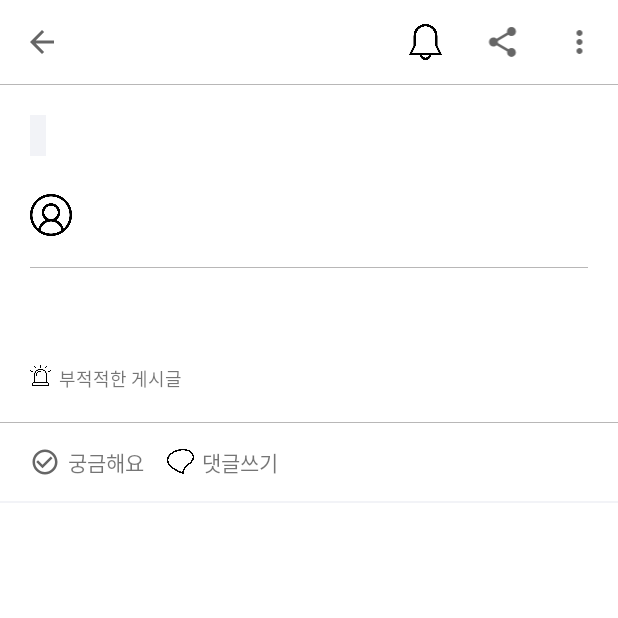
After one commit to Lee-Jun-Young/DaangnMarket, an Android app: the DetailLifeActivity screen opened directly, with no data from a screen before it, on a phone screen of 412 x 824 dp, the top half of it. The commit adds this screen. Run offline under Robolectric (Android 15) with nearby library versions, the phone set to English and light mode, and no system bars; our stand-ins replace data binding; 1 statement that could not run was skipped.

Commit message:
불필요한 import 정리 및 LifeDetailActivity 작성

```diff
--- a/app/src/main/java/com/smparkworld/daangnmarket/data/RetrofitClient.kt
+++ b/app/src/main/java/com/smparkworld/daangnmarket/data/RetrofitClient.kt
@@ -8,16 +8,18 @@ import retrofit2.converter.gson.GsonConverterFactory
 object RetrofitClient {
 
     private const val BASE_URL = "http://leejy.dothome.co.kr/leejy/"
+    private var instance : Retrofit? = null
     private val gson: Gson = GsonBuilder().setLenient().create()
 
-    fun getInstance(): ApiInterface {
-        val retrofit : ApiInterface? = Retrofit.Builder()
-            .baseUrl(BASE_URL)
-            .addConverterFactory(GsonConverterFactory.create(gson))
-            .build()
-            .create(ApiInterface::class.java)
+    fun getInstance(): Retrofit {
+        if(instance == null){
+            instance = Retrofit.Builder()
+                .baseUrl(BASE_URL)
+                .addConverterFactory(GsonConverterFactory.create(gson))
+                .build()
+        }
 
-        return retrofit!!
+        return instance!!
 
     }
 }
--- a/app/src/main/java/com/smparkworld/daangnmarket/model/LifeList.kt
+++ b/app/src/main/java/com/smparkworld/daangnmarket/model/LifeList.kt
@@ -1,9 +1,7 @@
 package com.smparkworld.daangnmarket.model
 
 import com.google.gson.annotations.SerializedName
-import java.time.format.DateTimeFormatter
-import java.util.*
-import kotlin.collections.ArrayList
+import java.io.Serializable
 
 data class LifeList(
     @SerializedName("no")
@@ -36,4 +34,4 @@ data class LifeList(
     // 작성날짜
     @SerializedName("write_time")
     var write_time: String
-)
+) : Serializable
--- a/app/src/main/java/com/smparkworld/daangnmarket/ui/main/addLife/AddLifeActivity.kt
+++ b/app/src/main/java/com/smparkworld/daangnmarket/ui/main/addLife/AddLifeActivity.kt
@@ -1,7 +1,6 @@
 package com.smparkworld.daangnmarket.ui.main.addLife
 
 import android.annotation.SuppressLint
-import android.app.Activity
 import android.content.Intent
 import android.os.Bundle
 import android.text.Editable
@@ -16,7 +15,6 @@ import androidx.activity.result.contract.ActivityResultContracts
 import androidx.appcompat.app.AlertDialog
 import androidx.appcompat.app.AppCompatActivity
 import androidx.core.view.isVisible
-import androidx.core.widget.addTextChangedListener
 import androidx.databinding.DataBindingUtil
 import androidx.recyclerview.widget.LinearLayoutManager
 import com.github.windsekirun.naraeimagepicker.Constants
@@ -24,12 +22,9 @@ import com.github.windsekirun.naraeimagepicker.NaraeImagePicker
 import com.github.windsekirun.naraeimagepicker.impl.OnPickResultListener
 import com.github.windsekirun.naraeimagepicker.item.PickerSettingItem
 import com.github.windsekirun.naraeimagepicker.item.enumeration.ViewMode
-import com.google.android.material.snackbar.Snackbar
 import com.smparkworld.daangnmarket.DaangnApp
 import com.smparkworld.daangnmarket.R
 import com.smparkworld.daangnmarket.databinding.ActivityAddLifeBinding
-import com.smparkworld.daangnmarket.ui.main.life.LifeFragment
-
 
 class AddLifeActivity : AppCompatActivity(), View.OnClickListener {
     private lateinit var addLifeBinding: ActivityAddLifeBinding
--- a/app/src/main/java/com/smparkworld/daangnmarket/ui/main/addLife/CategoryOptionAdapter.kt
+++ b/app/src/main/java/com/smparkworld/daangnmarket/ui/main/addLife/CategoryOptionAdapter.kt
@@ -8,7 +8,6 @@ import android.view.LayoutInflater
 import android.view.ViewGroup
 import androidx.recyclerview.widget.RecyclerView
 import com.smparkworld.daangnmarket.databinding.CategoryoptionItemBinding
-import com.smparkworld.daangnmarket.model.CategoryList
 
 class CategoryOptionAdapter(
     private var context: Context,
--- a/app/src/main/java/com/smparkworld/daangnmarket/ui/main/addLife/CategoryOptionViewModel.kt
+++ b/app/src/main/java/com/smparkworld/daangnmarket/ui/main/addLife/CategoryOptionViewModel.kt
@@ -2,8 +2,6 @@ package com.smparkworld.daangnmarket.ui.main.addLife
 
 import android.app.Application
 import androidx.lifecycle.AndroidViewModel
-import androidx.lifecycle.ViewModel
-import java.lang.Appendable
 
 class CategoryOptionViewModel(application: Application) : AndroidViewModel(application) {
 
--- a/app/src/main/java/com/smparkworld/daangnmarket/ui/main/addLife/SelectImageAdapter.kt
+++ b/app/src/main/java/com/smparkworld/daangnmarket/ui/main/addLife/SelectImageAdapter.kt
@@ -1,10 +1,5 @@
 package com.smparkworld.daangnmarket.ui.main.addLife
 
-import android.app.Activity
-import android.app.Application
-import android.content.Context
-import android.content.Intent
-import android.util.Log
 import android.view.LayoutInflater
 import android.view.ViewGroup
 import android.widget.ImageView
@@ -12,7 +7,6 @@ import androidx.recyclerview.widget.RecyclerView
 import com.bumptech.glide.Glide
 import com.smparkworld.daangnmarket.R
 import com.smparkworld.daangnmarket.databinding.SelectImageItemBinding
-import kotlin.coroutines.coroutineContext
 
 class SelectImageAdapter(private val imageUrlList: ArrayList<String>) :
     RecyclerView.Adapter<SelectImageAdapter.ViewHolder>() {
--- a/app/src/main/java/com/smparkworld/daangnmarket/ui/main/categoryList/CategoryAdapter.kt
+++ b/app/src/main/java/com/smparkworld/daangnmarket/ui/main/categoryList/CategoryAdapter.kt
@@ -1,11 +1,8 @@
 package com.smparkworld.daangnmarket.ui.main.categoryList
 
 import android.content.Context
-import android.util.Log
 import android.view.LayoutInflater
 import android.view.ViewGroup
-import android.widget.ImageView
-import androidx.annotation.NonNull
 import androidx.recyclerview.widget.RecyclerView
 import com.google.android.material.snackbar.Snackbar
 import com.smparkworld.daangnmarket.DaangnApp
--- a/app/src/main/java/com/smparkworld/daangnmarket/ui/main/categoryList/CategoryBindingAdapter.kt
+++ b/app/src/main/java/com/smparkworld/daangnmarket/ui/main/categoryList/CategoryBindingAdapter.kt
@@ -1,16 +1,10 @@
 package com.smparkworld.daangnmarket.ui.main.categoryList
 
 import android.widget.ImageView
-import androidx.core.view.isGone
-import androidx.core.view.isVisible
 import androidx.databinding.BindingAdapter
-import androidx.recyclerview.widget.GridLayoutManager
-import androidx.recyclerview.widget.LinearLayoutManager
-import androidx.recyclerview.widget.RecyclerView
 import com.bumptech.glide.Glide
 import com.smparkworld.daangnmarket.DaangnApp
 import com.smparkworld.daangnmarket.model.CategoryList
-import com.smparkworld.daangnmarket.ui.main.addLife.CategoryOptionAdapter
 
 object CategoryBindingAdapter {
 
--- a/app/src/main/java/com/smparkworld/daangnmarket/ui/main/categoryList/CategoryListActivity.kt
+++ b/app/src/main/java/com/smparkworld/daangnmarket/ui/main/categoryList/CategoryListActivity.kt
@@ -2,14 +2,11 @@ package com.smparkworld.daangnmarket.ui.main.categoryList
 
 import android.os.Bundle
 import android.view.View
-import androidx.activity.viewModels
 import androidx.appcompat.app.AppCompatActivity
 import androidx.databinding.DataBindingUtil
-import androidx.lifecycle.ViewModelProvider
 import androidx.recyclerview.widget.GridLayoutManager
 import com.smparkworld.daangnmarket.R
 import com.smparkworld.daangnmarket.databinding.ActivityCategoryListBinding
-import com.smparkworld.daangnmarket.di.ViewModelFactory_Factory
 import com.smparkworld.daangnmarket.model.CategoryList
 
 
--- /dev/null
+++ b/app/src/main/java/com/smparkworld/daangnmarket/ui/main/life/DetailLifeActivity.kt
@@ -0,0 +1,24 @@
+package com.smparkworld.daangnmarket.ui.main.life
+
+import androidx.appcompat.app.AppCompatActivity
+import android.os.Bundle
+import android.util.Log
+import androidx.databinding.DataBindingUtil
+import com.smparkworld.daangnmarket.R
+import com.smparkworld.daangnmarket.databinding.ActivityAddLifeBinding
+import com.smparkworld.daangnmarket.databinding.ActivityDetailLifeBinding
+import com.smparkworld.daangnmarket.model.LifeList
+
+class DetailLifeActivity : AppCompatActivity() {
+    private lateinit var detailLifeBinding: ActivityDetailLifeBinding
+    override fun onCreate(savedInstanceState: Bundle?) {
+        super.onCreate(savedInstanceState)
+
+        val data = intent.getSerializableExtra("detailData") as LifeList
+
+        detailLifeBinding = DataBindingUtil.setContentView(this, R.layout.activity_detail_life)
+        detailLifeBinding.detatilData = data
+        detailLifeBinding.detailLife = this@DetailLifeActivity
+
+    }
+}
--- a/app/src/main/java/com/smparkworld/daangnmarket/ui/main/life/LifeAdapter.kt
+++ b/app/src/main/java/com/smparkworld/daangnmarket/ui/main/life/LifeAdapter.kt
@@ -1,13 +1,19 @@
 package com.smparkworld.daangnmarket.ui.main.life
 
+import android.app.Activity
 import android.content.Context
+import android.content.Intent
+import android.util.Log
 import android.view.LayoutInflater
 import android.view.ViewGroup
 import androidx.recyclerview.widget.RecyclerView
 import com.smparkworld.daangnmarket.databinding.FragmentLifeItemBinding
+import com.smparkworld.daangnmarket.model.CategoryList
 import com.smparkworld.daangnmarket.model.LifeList
+import com.smparkworld.daangnmarket.ui.main.addLife.AddLifeActivity
+import kotlin.reflect.typeOf
 
-class LifeAdapter(val context: Context, data: ArrayList<LifeList>) :
+class LifeAdapter(val context: Context, data: List<LifeList>) :
     RecyclerView.Adapter<LifeAdapter.ViewHolder>() {
 
     var items = data
@@ -22,6 +28,12 @@ class LifeAdapter(val context: Context, data: ArrayList<LifeList>) :
     override fun onBindViewHolder(holder: ViewHolder, position: Int) {
         holder.bind(items[position])
 
+        holder.itemView.setOnClickListener {
+            val intent = Intent(context, DetailLifeActivity::class.java).apply {
+                putExtra("detailData", items[position])
+            }
+            context.startActivity(intent)
+        }
     }
 
     override fun getItemCount(): Int {
@@ -30,10 +42,9 @@ class LifeAdapter(val context: Context, data: ArrayList<LifeList>) :
 
     class ViewHolder(private val binding: FragmentLifeItemBinding) :
         RecyclerView.ViewHolder(binding.root) {
-        fun bind(data : LifeList) {
+        fun bind(data: LifeList) {
             binding.data = data
         }
     }
 
-
 }
--- a/app/src/main/java/com/smparkworld/daangnmarket/ui/main/life/LifeFragment.kt
+++ b/app/src/main/java/com/smparkworld/daangnmarket/ui/main/life/LifeFragment.kt
@@ -5,22 +5,19 @@ import android.os.Build
 import android.os.Bundle
 import android.util.Log
 import android.view.*
-import android.widget.AdapterView
 import android.widget.ArrayAdapter
 import androidx.annotation.RequiresApi
-import androidx.core.content.res.ResourcesCompat.getColor
 import androidx.databinding.DataBindingUtil
 import androidx.fragment.app.Fragment
-import androidx.recyclerview.widget.GridLayoutManager
 import androidx.recyclerview.widget.LinearLayoutManager
 import com.google.android.material.chip.Chip
 import com.smparkworld.daangnmarket.DaangnApp
 import com.smparkworld.daangnmarket.R
+import com.smparkworld.daangnmarket.data.ApiInterface
 import com.smparkworld.daangnmarket.data.RetrofitClient
 import com.smparkworld.daangnmarket.databinding.FragmentLifeBinding
 import com.smparkworld.daangnmarket.model.LifeList
 import com.smparkworld.daangnmarket.ui.main.addLife.AddLifeActivity
-import com.smparkworld.daangnmarket.ui.main.categoryList.CategoryAdapter
 import com.smparkworld.daangnmarket.ui.main.categoryList.CategoryListActivity
 import retrofit2.Call
 import retrofit2.Callback
@@ -91,7 +88,7 @@ class LifeFragment : Fragment(), View.OnClickListener {
 
     private fun loadData() {
 
-        RetrofitClient.getInstance().getLifeData().enqueue(object : Callback<List<LifeList>> {
+        RetrofitClient.getInstance().create(ApiInterface::class.java).getLifeData().enqueue(object : Callback<List<LifeList>> {
             override fun onResponse(
                 call: Call<List<LifeList>>,
                 response: Response<List<LifeList>>
@@ -99,7 +96,8 @@ class LifeFragment : Fragment(), View.OnClickListener {
                 if (response.isSuccessful) {
                     val body = response.body()
                     body?.let {
-                        val adapter = context?.let { it1 -> LifeAdapter(it1, body as ArrayList<LifeList>) }
+                        var data = body
+                        val adapter = context?.let { it1 -> LifeAdapter(it1, data) }
                         lifeBinding.lifeRecyclerview.layoutManager = LinearLayoutManager(context)
                         lifeBinding.lifeRecyclerview.adapter = adapter
                         lifeBinding.lifeRecyclerview.setHasFixedSize(true)
--- /dev/null
+++ b/app/src/main/res/drawable/ic_baseline_more_vert_24.xml
@@ -0,0 +1,10 @@
+<vector xmlns:android="http://schemas.android.com/apk/res/android"
+    android:width="24dp"
+    android:height="24dp"
+    android:viewportWidth="24"
+    android:viewportHeight="24"
+    android:tint="?attr/colorControlNormal">
+  <path
+      android:fillColor="@android:color/white"
+      android:pathData="M12,8c1.1,0 2,-0.9 2,-2s-0.9,-2 -2,-2 -2,0.9 -2,2 0.9,2 2,2zM12,10c-1.1,0 -2,0.9 -2,2s0.9,2 2,2 2,-0.9 2,-2 -0.9,-2 -2,-2zM12,16c-1.1,0 -2,0.9 -2,2s0.9,2 2,2 2,-0.9 2,-2 -0.9,-2 -2,-2z"/>
+</vector>
--- /dev/null
+++ b/app/src/main/res/drawable/ic_baseline_share_24.xml
@@ -0,0 +1,10 @@
+<vector xmlns:android="http://schemas.android.com/apk/res/android"
+    android:width="24dp"
+    android:height="24dp"
+    android:viewportWidth="24"
+    android:viewportHeight="24"
+    android:tint="?attr/colorControlNormal">
+  <path
+      android:fillColor="@android:color/white"
+      android:pathData="M18,16.08c-0.76,0 -1.44,0.3 -1.96,0.77L8.91,12.7c0.05,-0.23 0.09,-0.46 0.09,-0.7s-0.04,-0.47 -0.09,-0.7l7.05,-4.11c0.54,0.5 1.25,0.81 2.04,0.81 1.66,0 3,-1.34 3,-3s-1.34,-3 -3,-3 -3,1.34 -3,3c0,0.24 0.04,0.47 0.09,0.7L8.04,9.81C7.5,9.31 6.79,9 6,9c-1.66,0 -3,1.34 -3,3s1.34,3 3,3c0.79,0 1.5,-0.31 2.04,-0.81l7.12,4.16c-0.05,0.21 -0.08,0.43 -0.08,0.65 0,1.61 1.31,2.92 2.92,2.92 1.61,0 2.92,-1.31 2.92,-2.92s-1.31,-2.92 -2.92,-2.92z"/>
+</vector>
--- /dev/null
+++ b/app/src/main/res/layout/activity_detail_life.xml
@@ -0,0 +1,231 @@
+<?xml version="1.0" encoding="utf-8"?>
+<layout xmlns:android="http://schemas.android.com/apk/res/android"
+    xmlns:tools="http://schemas.android.com/tools">
+
+    <data>
+
+        <variable
+            name="detailLife"
+            type="com.smparkworld.daangnmarket.ui.main.life.DetailLifeActivity" />
+
+        <variable
+            name="detatilData"
+            type="com.smparkworld.daangnmarket.model.LifeList" />
+    </data>
+
+    <LinearLayout
+        android:layout_width="match_parent"
+        android:layout_height="match_parent"
+        android:orientation="vertical"
+        tools:context=".ui.main.life.DetailLifeActivity">
+
+        <androidx.appcompat.widget.Toolbar
+            android:id="@+id/life_toolbar"
+            android:layout_width="match_parent"
+            android:layout_height="?attr/actionBarSize"
+            android:elevation="4dp">
+
+            <LinearLayout
+                android:layout_width="match_parent"
+                android:layout_height="wrap_content"
+                android:orientation="horizontal">
+
+                <ImageView
+                    android:id="@+id/iv_back"
+                    android:layout_width="@dimen/activityAddLife_titleImageSize"
+                    android:layout_height="@dimen/activityAddLife_titleImageSize"
+                    android:layout_gravity="center"
+                    android:src="@drawable/ic_baseline_arrow_back_24" />
+
+                <TextView
+                    android:layout_width="0dp"
+                    android:layout_height="wrap_content"
+                    android:layout_weight="4" />
+
+                <ImageView
+                    android:id="@+id/iv_life_search"
+                    android:layout_width="24dp"
+                    android:layout_height="24dp"
+                    android:layout_gravity="center"
+                    android:layout_weight="0.5"
+                    android:src="@drawable/ic_life_notification" />
+
+                <ImageView
+                    android:id="@+id/iv_life_list"
+                    android:layout_width="24dp"
+                    android:layout_height="24dp"
+                    android:layout_gravity="center"
+                    android:layout_weight="0.5"
+                    android:src="@drawable/ic_baseline_share_24" />
+
+                <ImageView
+                    android:id="@+id/iv_life_notification"
+                    android:layout_width="24dp"
+                    android:layout_height="24dp"
+                    android:layout_gravity="center"
+                    android:layout_weight="0.5"
+                    android:src="@drawable/ic_baseline_more_vert_24" />
+
+            </LinearLayout>
+
+        </androidx.appcompat.widget.Toolbar>
+
+        <View
+            android:layout_width="match_parent"
+            android:layout_height="0.5dp"
+            android:background="#FFB8B7B7" />
+
+        <TextView
+            android:layout_width="wrap_content"
+            android:layout_height="wrap_content"
+            android:layout_marginStart="20dp"
+            android:layout_marginTop="20dp"
+            android:background="@color/whiteGray"
+            android:textSize="12dp"
+            android:padding="5dp"
+            android:text="@{detatilData.content_category}" />
+
+        <LinearLayout
+            android:layout_width="match_parent"
+            android:layout_height="wrap_content"
+            android:layout_marginStart="20dp"
+            android:layout_marginTop="15dp"
+            android:gravity="center"
+            android:orientation="horizontal">
+
+            <ImageView
+                android:layout_width="28dp"
+                android:layout_height="28dp"
+                android:src="@drawable/ic_user" />
+
+            <LinearLayout
+                android:layout_width="match_parent"
+                android:layout_height="wrap_content"
+                android:layout_marginStart="10dp"
+                android:layout_marginTop="5dp"
+                android:orientation="vertical">
+
+                <TextView
+                    android:layout_width="wrap_content"
+                    android:layout_height="wrap_content"
+                    android:text="@{detatilData.name}"
+                    android:textSize="12dp" />
+
+                <LinearLayout
+                    android:layout_width="match_parent"
+                    android:layout_height="wrap_content"
+                    android:layout_marginBottom="10dp"
+                    android:orientation="horizontal">
+
+                    <TextView
+                        android:layout_width="wrap_content"
+                        android:layout_height="wrap_content"
+                        android:layout_gravity="center_vertical"
+                        android:text="@{detatilData.location}"
+                        android:textSize="12dp" />
+
+                    <TextView
+                        android:layout_width="wrap_content"
+                        android:layout_height="wrap_content"
+                        android:textSize="12dp" />
+
+                </LinearLayout>
+
+            </LinearLayout>
+
+        </LinearLayout>
+
+        <View
+            android:layout_width="match_parent"
+            android:layout_height="0.5dp"
+            android:layout_marginStart="20dp"
+            android:layout_marginTop="10dp"
+            android:layout_marginEnd="20dp"
+            android:background="#FFB8B7B7" />
+
+        <TextView
+            android:layout_width="wrap_content"
+            android:layout_height="wrap_content"
+            android:layout_marginStart="20dp"
+            android:layout_marginTop="20dp"
+            android:layout_marginEnd="20dp"
+            android:layout_marginBottom="20dp"
+            android:text="@{detatilData.content}"
+            android:textColor="@color/black"
+            android:textSize="18dp" />
+
+        <ImageView
+            android:layout_width="wrap_content"
+            android:layout_height="wrap_content"
+            android:layout_marginStart="20dp" />
+
+        <LinearLayout
+            android:layout_width="match_parent"
+            android:layout_height="wrap_content"
+            android:layout_marginStart="20dp"
+            android:orientation="horizontal">
+
+            <ImageView
+                android:layout_width="14dp"
+                android:layout_height="14dp"
+                android:src="@drawable/ic_siren" />
+
+            <TextView
+                android:layout_width="wrap_content"
+                android:layout_height="wrap_content"
+                android:layout_marginStart="5dp"
+                android:layout_marginBottom="10dp"
+                android:text="부적적한 게시글"
+                android:textSize="12dp" />
+        </LinearLayout>
+
+        <View
+            android:layout_width="match_parent"
+            android:layout_height="0.5dp"
+            android:layout_marginTop="10dp"
+            android:background="#FFB8B7B7" />
+
+        <LinearLayout
+            android:layout_width="match_parent"
+            android:layout_height="wrap_content"
+            android:gravity="center_vertical"
+            android:orientation="horizontal"
+            android:paddingStart="20dp"
+            android:paddingTop="15dp"
+            android:paddingEnd="20dp"
+            android:paddingBottom="15dp">
+
+            <ImageView
+                android:layout_width="20dp"
+                android:layout_height="20dp"
+                android:src="@drawable/ic_baseline_check_circle_outline_24" />
+
+            <TextView
+                android:layout_width="wrap_content"
+                android:layout_height="wrap_content"
+                android:layout_marginStart="5dp"
+                android:text="궁금해요"
+                android:textSize="14dp" />
+
+            <ImageView
+                android:layout_width="18dp"
+                android:layout_height="18dp"
+                android:layout_marginStart="15dp"
+                android:src="@drawable/ic_speech" />
+
+            <TextView
+                android:layout_width="wrap_content"
+                android:layout_height="wrap_content"
+                android:layout_marginStart="5dp"
+                android:text="댓글쓰기"
+                android:textSize="14dp" />
+
+        </LinearLayout>
+
+        <View
+            android:layout_width="match_parent"
+            android:layout_height="1dp"
+            android:background="@color/whiteGray" />
+
+    </LinearLayout>
+</layout>
--- a/app/src/main/res/layout/fragment_life.xml
+++ b/app/src/main/res/layout/fragment_life.xml
@@ -7,6 +7,7 @@
         <variable
             name="life"
             type="com.smparkworld.daangnmarket.ui.main.life.LifeFragment" />
+
     </data>
 
     <LinearLayout
@@ -161,7 +162,6 @@
                     android:layout_marginEnd="20dp"
                     android:layout_marginBottom="20dp"
                     android:background="?attr/selectableItemBackground"
-                    android:onClick="@{life::onClick}"
                     android:scaleType="fitCenter"
                     android:stateListAnimator="@null"
                     android:src="@drawable/ic_life_add" />
--- a/app/src/main/res/layout/fragment_life_item.xml
+++ b/app/src/main/res/layout/fragment_life_item.xml
@@ -22,9 +22,7 @@
             android:background="@color/whiteGray"
             android:padding="5dp"
             android:text="@{data.content_category}"
-            android:textSize="12dp"
-            app:layout_constraintStart_toStartOf="parent"
-            app:layout_constraintTop_toTopOf="parent" />
+            android:textSize="12dp" />
 
         <LinearLayout
             android:layout_width="match_parent"
```
Also changed, not shown: app/src/main/AndroidManifest.xml (+6 -4 lines), app/src/main/res/drawable-xhdpi/ic_siren.png (added), app/src/main/res/drawable-xhdpi/ic_user.png (added).
